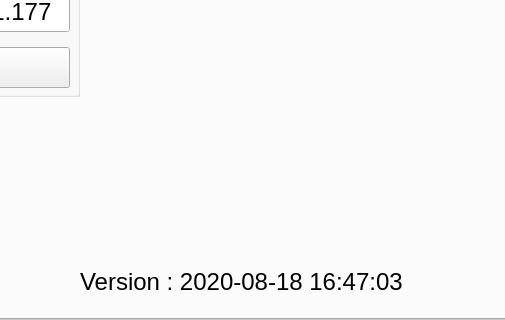
First picture: the form in dc_motor_pc.ui, repository ahmetcihan/pendulum_controller, before the edit; both pictures show x 172 to 677 and y 160 to 480 of the 800 by 480 pixel window.
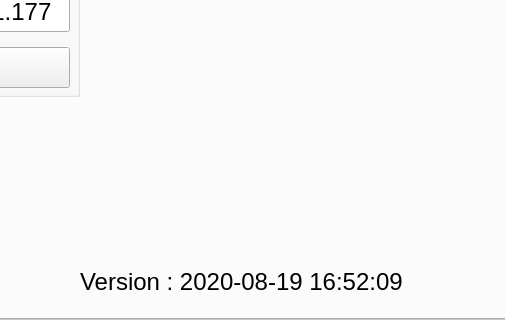
Second picture: the form after the edit.

Patch:
```diff
--- a/dc_motor_pc.ui
+++ b/dc_motor_pc.ui
@@ -15411,7 +15411,7 @@
          </font>
         </property>
         <property name="text">
-         <string notr="true">Version : 2020-08-18 16:47:03</string>
+         <string notr="true">Version : 2020-08-19 16:52:09</string>
         </property>
         <property name="alignment">
          <set>Qt::AlignLeading|Qt::AlignLeft|Qt::AlignVCenter</set>
```
